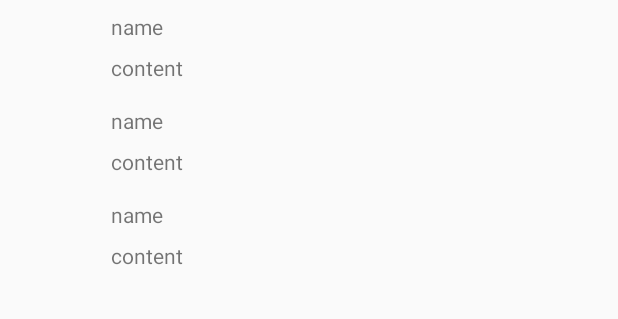
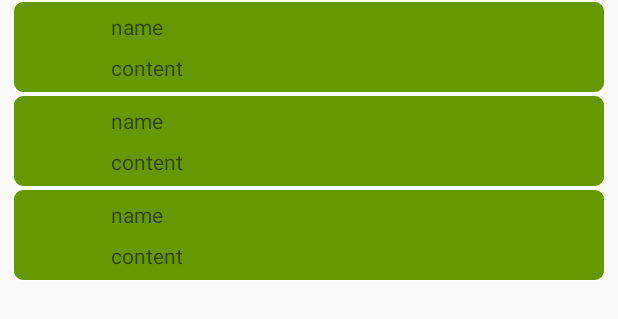
Before and after one commit to FeiTengf/Growth-WeChatMoment, an Android app: the layout fragment_momentitem_list.xml on its own in the app's theme, with its tools: preview values and no code run, on a phone screen of 412 x 824 dp. Shown: the top 319 px of the screen. Run offline under Robolectric (Android 15) with nearby library versions, the phone set to English and light mode, and no system bars; network calls fail.

Commit message:
Fix some bug of imageviews Still working on tweet item's height

```diff
--- /dev/null
+++ b/app/src/main/res/drawable/grid_frame_2.xml
@@ -0,0 +1,9 @@
+<?xml version="1.0" encoding="utf-8"?>
+<shape xmlns:android="http://schemas.android.com/apk/res/android"
+    android:shape="rectangle">
+    <corners android:radius="10px" />
+    <solid android:color="@android:color/holo_blue_bright" />
+    <stroke
+        android:width="2px"
+        android:color="#fff" />
+</shape>
--- /dev/null
+++ b/app/src/main/res/drawable/grid_frame_3.xml
@@ -0,0 +1,9 @@
+<?xml version="1.0" encoding="utf-8"?>
+<shape xmlns:android="http://schemas.android.com/apk/res/android"
+    android:shape="rectangle">
+    <corners android:radius="10px" />
+    <solid android:color="@android:color/holo_green_dark" />
+    <stroke
+        android:width="2px"
+        android:color="#fff" />
+</shape>
--- a/app/src/main/res/layout/fragment_momentitem_list.xml
+++ b/app/src/main/res/layout/fragment_momentitem_list.xml
@@ -13,7 +13,7 @@
         android:id="@+id/recycle_list"
         android:name="feiteng.test.wechatmoment.MomentItemsFragment"
         android:layout_width="match_parent"
-        android:layout_height="match_parent"
+        android:layout_height="wrap_content"
         android:layout_marginLeft="0dp"
         android:layout_marginRight="0dp"
         app:layoutManager="LinearLayoutManager"
--- a/app/src/main/res/layout/tweet_item.xml
+++ b/app/src/main/res/layout/tweet_item.xml
@@ -5,6 +5,7 @@
     android:layout_height="wrap_content"
     android:layout_marginLeft="8dp"
     android:layout_marginRight="8dp"
+    android:background="@drawable/grid_frame_3"
     android:orientation="horizontal">
 
     <feiteng.test.wechatmoment.widgets.LoaderImageView
@@ -51,6 +52,7 @@
         android:layout_marginLeft="8dp"
         android:layout_marginRight="8dp"
         android:layout_marginTop="8dp"
+        android:background="@drawable/grid_frame_2"
         app:layout_constraintHorizontal_bias="0.0"
         app:layout_constraintLeft_toRightOf="@+id/tweet_sender_avatar_imageview"
         app:layout_constraintRight_toRightOf="parent"
```
Also changed, not shown: app/src/main/java/feiteng/test/wechatmoment/adapters/HeaderWrapperAdapter.java (+2 -2 lines), app/src/main/java/feiteng/test/wechatmoment/adapters/TweetAdapter.java (+16 -5 lines), app/src/main/java/feiteng/test/wechatmoment/adapters/TweetImagesAdapter.java (+1 -5 lines), app/src/main/java/feiteng/test/wechatmoment/widgets/LoaderImageView.java (+51 -7 lines), app/src/main/res/drawable/grid_frame.xml (added, +9 -0 lines), app/src/main/res/layout/tweet_imageitem.xml (+5 -3 lines), app/src/main/res/drawable/connection_failed.png, 1 other file.
